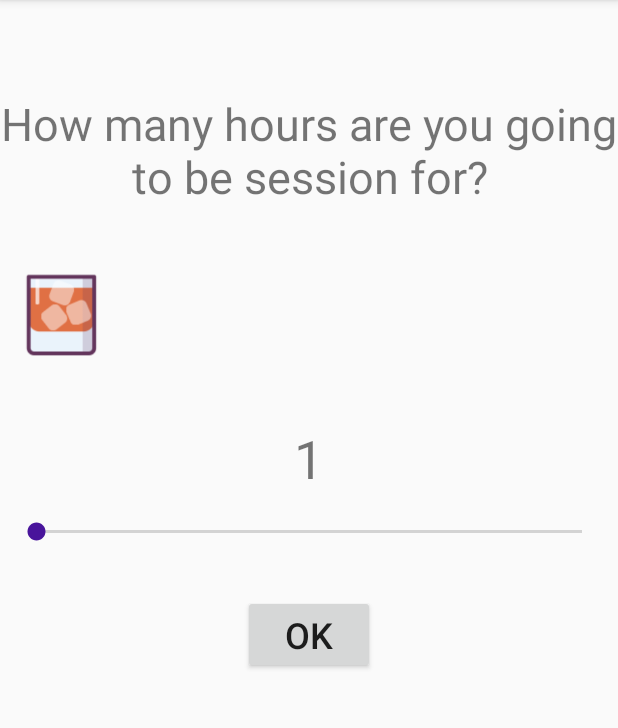
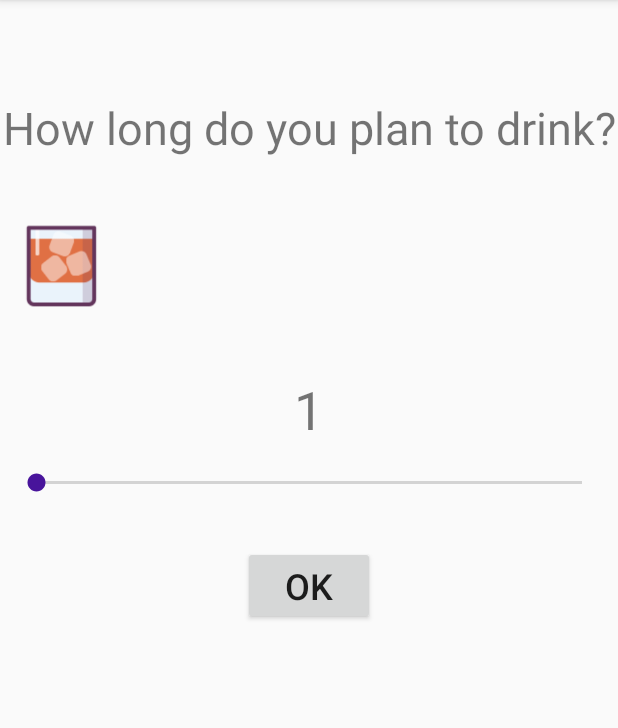
Before and after one commit to mandinga90/WannaDrink, an Android app: the sessionTimeActivity screen opened directly, with no data from a screen before it, on a phone screen of 412 x 824 dp, the part 84-812 px from its top. Run offline under Robolectric (Android 15) with nearby library versions, the phone set to English and light mode, and no system bars.

Commit message:
changes merged from NewLife

```diff
--- a/app/src/main/res/layout/activity_availibility.xml
+++ b/app/src/main/res/layout/activity_availibility.xml
@@ -15,7 +15,7 @@
         android:layout_marginEnd="8dp"
         android:layout_marginStart="8dp"
         android:layout_marginTop="8dp"
-        android:text="How many hours are you going to be session for?"
+        android:text="How long do you plan to drink?"
         android:textAlignment="center"
         android:textSize="30sp"
         app:layout_constraintBottom_toBottomOf="parent"
```
